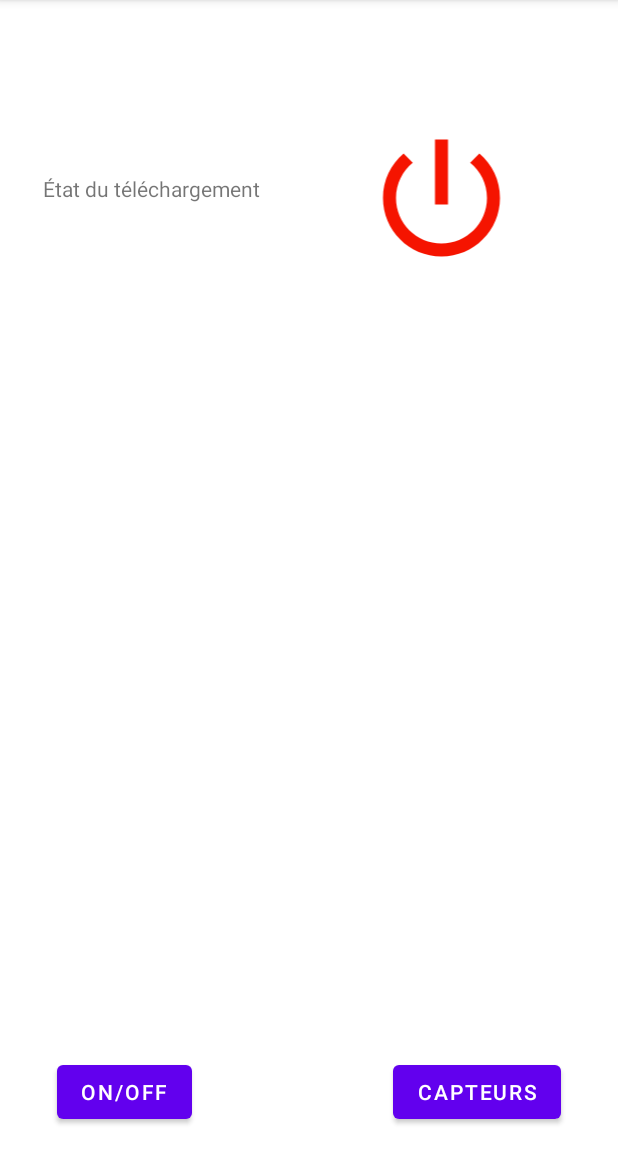
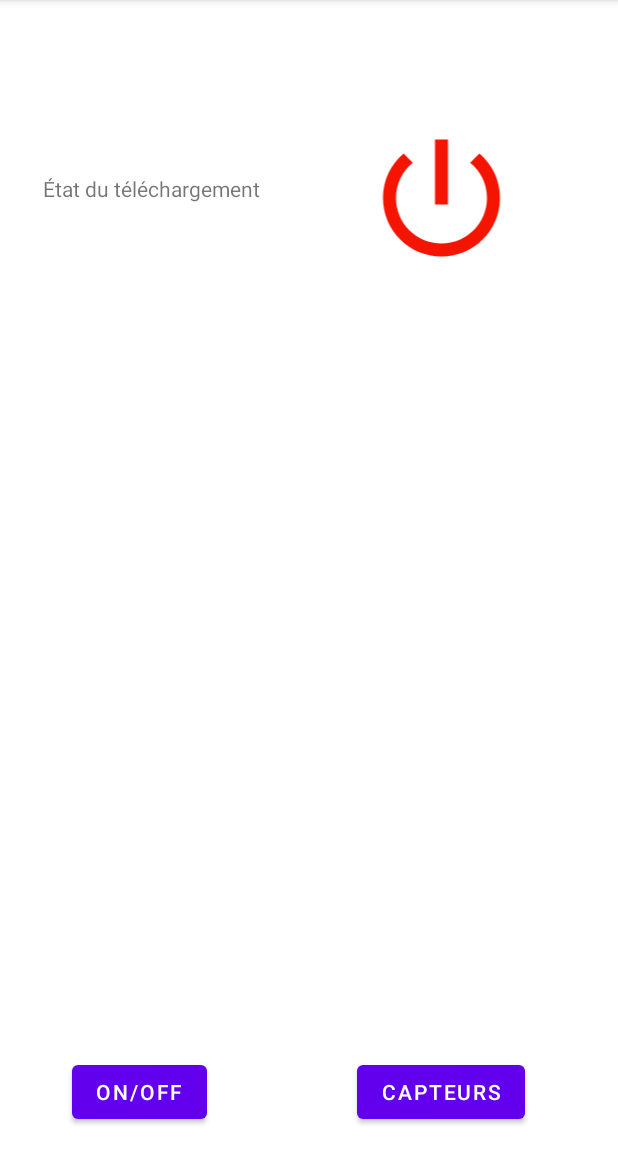
Before and after one commit to Knackie/android, an Android app: the screen it shows after launch (MainActivity), on a phone screen of 412 x 824 dp, the part 84-1236 px from its top. Run offline under Robolectric (Android 15) with nearby library versions, the phone set to English and light mode, and no system bars.

Commit message:
add button back in sensor view

```diff
--- a/app/src/main/java/com/example/projetamio/activity/MainActivity.java
+++ b/app/src/main/java/com/example/projetamio/activity/MainActivity.java
@@ -120,7 +120,7 @@ public class MainActivity extends AppCompatActivity{
                 }
                 SharedPreferences settings = getSharedPreferences(PREFS_NAME, 0);
                 SharedPreferences.Editor editor = settings.edit();
-                editor.putBoolean("star tAtBoot", isChecked);
+                editor.putBoolean("start At Boot", isChecked);
                 editor.commit();
             }
         });
--- a/app/src/main/res/layout/fragment_first.xml
+++ b/app/src/main/res/layout/fragment_first.xml
@@ -24,23 +24,21 @@
         android:id="@+id/toggle"
         android:layout_width="wrap_content"
         android:layout_height="wrap_content"
+        android:layout_marginStart="48dp"
         android:layout_marginBottom="16dp"
         android:text="@string/on_off"
         app:layout_constraintBottom_toBottomOf="parent"
-        app:layout_constraintEnd_toStartOf="@+id/viewMoteButton"
-        app:layout_constraintHorizontal_bias="0.5"
         app:layout_constraintStart_toStartOf="parent" />
 
     <Button
         android:id="@+id/viewMoteButton"
         android:layout_width="wrap_content"
         android:layout_height="wrap_content"
-        android:layout_marginStart="96dp"
         android:layout_marginBottom="16dp"
         android:text="@string/capteurs"
         app:layout_constraintBottom_toBottomOf="parent"
         app:layout_constraintEnd_toEndOf="parent"
-        app:layout_constraintHorizontal_bias="0.5"
+        app:layout_constraintHorizontal_bias="0.618"
         app:layout_constraintStart_toEndOf="@+id/toggle" />
 
     <ImageView
@@ -54,4 +52,5 @@
         app:layout_constraintHorizontal_bias="0.5"
         app:layout_constraintStart_toEndOf="@+id/TV1"
         app:layout_constraintTop_toTopOf="parent" />
+
 </androidx.constraintlayout.widget.ConstraintLayout>
--- a/app/src/main/res/values/strings.xml
+++ b/app/src/main/res/values/strings.xml
@@ -53,4 +53,6 @@
     <string name="on_off">On/Off</string>
     <string name="capteurs">Capteurs</string>
     <string name="tat_du_t_l_chargement">État du téléchargement</string>
+    <string name="name">Données</string>
+    <string name="RetourButtonNale">Retour</string>
 </resources>
```
Also changed, not shown: app/src/main/java/com/example/projetamio/activity/ListMoteLayout.java (+18 -0 lines), app/src/main/res/layout/activity_list_mote_layout.xml (+10 -0 lines), app/src/main/res/layout/recycler_view_item.xml (+10 -2 lines). Lines whose indentation alone changed are shown as unchanged.
